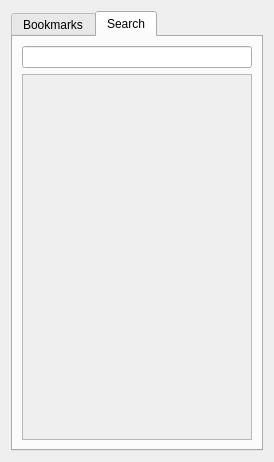
Qt form ui/qqtotozmanager.ui (dguihal/quteqoin) before a commit.
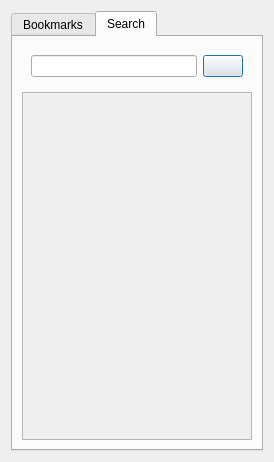
The same form after that commit. Icons and pictures are not drawn.

Commit message: Ajout d'un bouton de cancel sur la recherche de totoz Meilleure gestion de l'erreur de requete de recherche

The edit to the form file:
```diff
--- a/ui/qqtotozmanager.ui
+++ b/ui/qqtotozmanager.ui
@@ -6,7 +6,7 @@
    <rect>
     <x>0</x>
     <y>0</y>
-    <width>225</width>
+    <width>250</width>
     <height>462</height>
    </rect>
   </property>
@@ -73,7 +73,24 @@
       </attribute>
       <layout class="QVBoxLayout" name="verticalLayout_2">
        <item>
-        <widget class="QLineEdit" name="searchLineEdit"/>
+        <widget class="QWidget" name="widget" native="true">
+         <layout class="QHBoxLayout" name="horizontalLayout_2">
+          <item>
+           <widget class="QLineEdit" name="searchLineEdit"/>
+          </item>
+          <item>
+           <widget class="QPushButton" name="cancelSearchButton">
+            <property name="text">
+             <string/>
+            </property>
+            <property name="icon">
+             <iconset resource="../rc/tribunesDef.qrc">
+              <normaloff>:/img/delete-icon.png</normaloff>:/img/delete-icon.png</iconset>
+            </property>
+           </widget>
+          </item>
+         </layout>
+        </widget>
        </item>
        <item>
         <widget class="QScrollArea" name="searchScrollArea">
@@ -104,7 +121,7 @@
             <x>0</x>
             <y>0</y>
             <width>224</width>
-            <height>386</height>
+            <height>373</height>
            </rect>
           </property>
          </widget>
```
Left out of the diff: 8 changed lines with no effect on the pictures. The commit also changes 4 other files.
